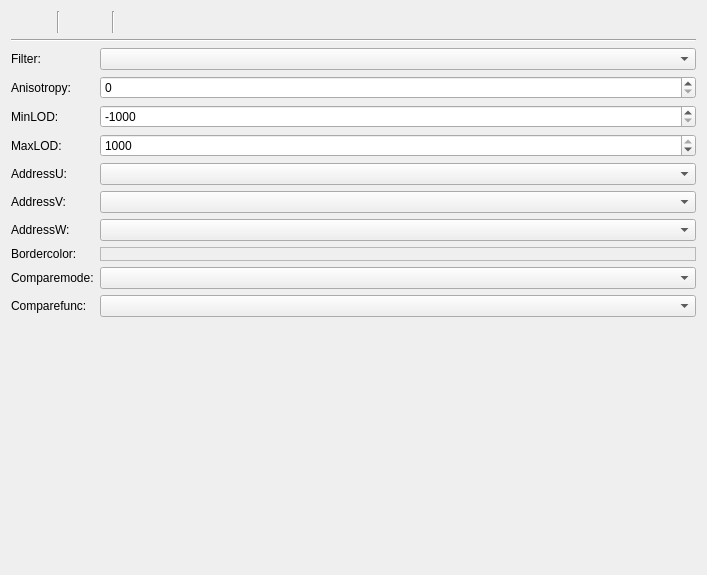
marcellfischbach/CobaltSKY, file Tools/Editor/samplereditor/samplereditorwidget.ui: the form before one commit.
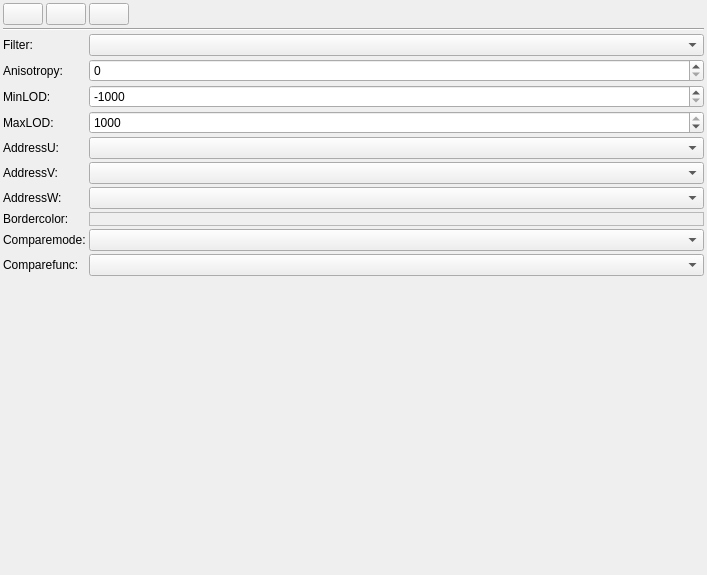
The form after the commit. Icons and pictures are not drawn.

What changed in the file:
```diff
--- a/Tools/Editor/samplereditor/samplereditorwidget.ui
+++ b/Tools/Editor/samplereditor/samplereditorwidget.ui
@@ -14,8 +14,26 @@
    <string>Form</string>
   </property>
   <layout class="QGridLayout" name="gridLayout">
+   <property name="leftMargin">
+    <number>3</number>
+   </property>
+   <property name="topMargin">
+    <number>3</number>
+   </property>
+   <property name="rightMargin">
+    <number>3</number>
+   </property>
+   <property name="bottomMargin">
+    <number>3</number>
+   </property>
+   <property name="spacing">
+    <number>3</number>
+   </property>
    <item row="0" column="0" colspan="2">
     <layout class="QHBoxLayout" name="horizontalLayout">
+     <property name="spacing">
+      <number>3</number>
+     </property>
      <item>
       <widget class="QPushButton" name="pbApply">
        <property name="enabled">
@@ -35,14 +53,7 @@
         </size>
        </property>
        <property name="flat">
-        <bool>true</bool>
-       </property>
-      </widget>
-     </item>
-     <item>
-      <widget class="Line" name="line_2">
-       <property name="orientation">
-        <enum>Qt::Vertical</enum>
+        <bool>false</bool>
        </property>
       </widget>
      </item>
@@ -62,14 +73,7 @@
         </size>
        </property>
        <property name="flat">
-        <bool>true</bool>
-       </property>
-      </widget>
-     </item>
-     <item>
-      <widget class="Line" name="line_3">
-       <property name="orientation">
-        <enum>Qt::Vertical</enum>
+        <bool>false</bool>
        </property>
       </widget>
      </item>
@@ -89,7 +93,7 @@
         </size>
        </property>
        <property name="flat">
-        <bool>true</bool>
+        <bool>false</bool>
        </property>
       </widget>
      </item>
```
